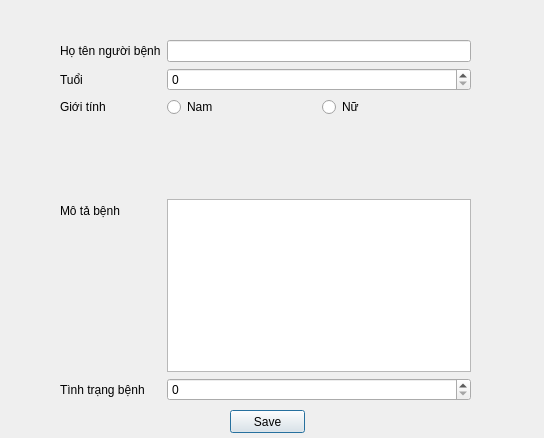
This is UiFiles/createSubject.ui in dangkh/UIDataCollection as Qt 5 draws it before an edit. The edited form follows.
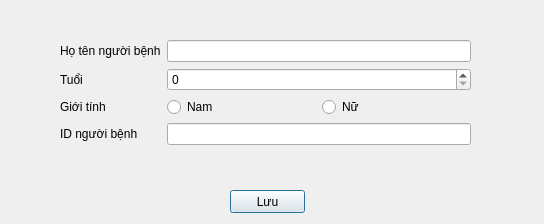
This is the edited form.

```diff
--- a/UiFiles/createSubject.ui
+++ b/UiFiles/createSubject.ui
@@ -7,7 +7,7 @@
     <x>0</x>
     <y>0</y>
     <width>544</width>
-    <height>438</height>
+    <height>224</height>
    </rect>
   </property>
   <property name="windowTitle">
@@ -19,7 +19,7 @@
      <x>60</x>
      <y>40</y>
      <width>411</width>
-     <height>361</height>
+     <height>131</height>
     </rect>
    </property>
    <layout class="QFormLayout" name="formLayout">
@@ -68,38 +68,15 @@
       </item>
      </layout>
     </item>
-    <item row="3" column="1">
-     <spacer name="verticalSpacer">
-      <property name="orientation">
-       <enum>Qt::Vertical</enum>
-      </property>
-      <property name="sizeHint" stdset="0">
-       <size>
-        <width>20</width>
-        <height>89</height>
-       </size>
-      </property>
-     </spacer>
-    </item>
-    <item row="4" column="0">
+    <item row="3" column="0">
      <widget class="QLabel" name="label_7">
       <property name="text">
-       <string>Mô tả bệnh</string>
+       <string>ID người bệnh</string>
       </property>
      </widget>
     </item>
-    <item row="4" column="1">
-     <widget class="QTextEdit" name="DiseaseDescEdit"/>
-    </item>
-    <item row="5" column="0">
-     <widget class="QLabel" name="label">
-      <property name="text">
-       <string>Tình trạng bệnh</string>
-      </property>
-     </widget>
-    </item>
-    <item row="5" column="1">
-     <widget class="QSpinBox" name="spinBox"/>
+    <item row="3" column="1">
+     <widget class="QLineEdit" name="lineEdit"/>
     </item>
    </layout>
   </widget>
@@ -107,13 +84,13 @@
    <property name="geometry">
     <rect>
      <x>230</x>
-     <y>410</y>
+     <y>190</y>
      <width>75</width>
      <height>23</height>
     </rect>
    </property>
    <property name="text">
-    <string>Save</string>
+    <string>Lưu</string>
    </property>
   </widget>
  </widget>
```
Left out of the diff: 2 changed lines with no effect on the pictures.
